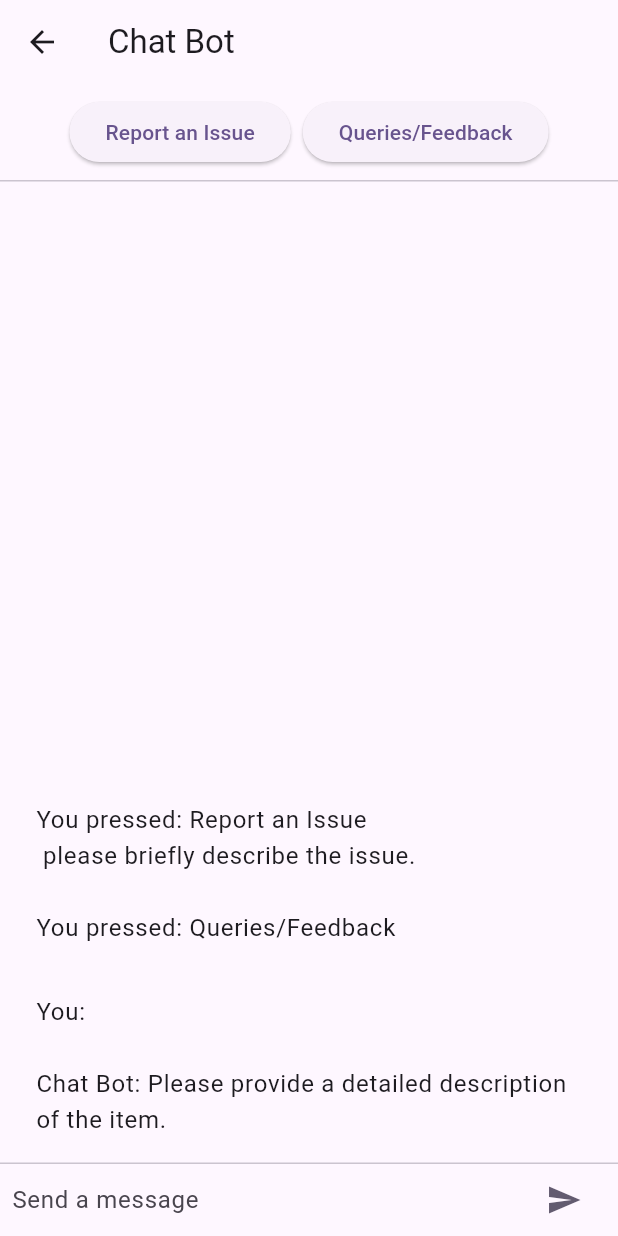
After one commit to singhrishabh93/safe-connect-app, a Flutter app: the ChatScreen screen opened directly, after a tap on "Report an Issue", after a tap on "Queries/Feedback", after a tap on the "send" icon, on a phone screen of 412 x 824 dp. The commit adds this screen. Run offline on Flutter 3.47's test engine with Material 3 defaults, Android fonts, the phone set to English and light mode, and no system bars; our stand-ins replace camera, connectivity, get, image_picker, permission_handler, qr_flutter and 2 more; missing offline and left inert: audio_session, flutter_phone_direct_caller, flutter_sound, flutter_sound_platform_interface, qr_code_scanner.

Commit message:
ChatBot added

```diff
--- a/lib/bottomNavigationBar.dart
+++ b/lib/bottomNavigationBar.dart
@@ -121,12 +121,12 @@
                       mainAxisAlignment: MainAxisAlignment.center,
                       children: [
                         Icon(
-                          Icons.person,
+                          Icons.home_filled,
                           color: currentTab == 0 ? Colors.blue : Colors.grey,
                           size: 30,
                         ),
                         Text(
-                          'Profile',
+                          'Home',
                           style: TextStyle(
                             color: currentTab == 0 ? Colors.blue : Colors.grey,
                           ),
--- /dev/null
+++ b/lib/screens/ChatBot/chatBot.dart
@@ -0,0 +1,153 @@
+import 'package:flutter/material.dart';
+
+class ChatScreen extends StatefulWidget {
+  @override
+  _ChatScreenState createState() => _ChatScreenState();
+}
+
+class _ChatScreenState extends State<ChatScreen> {
+  final TextEditingController _textController = TextEditingController();
+
+  List<String> messages = [];
+  bool requestedDescription =
+      false; // Added variable to track if description has been requested
+
+  @override
+  Widget build(BuildContext context) {
+    return Scaffold(
+      appBar: AppBar(
+        title: Text('Chat Bot'),
+      ),
+      body: Column(
+        children: <Widget>[
+          // Buttons for reporting an issue or giving queries/feedback
+          ButtonBar(
+            alignment: MainAxisAlignment.center,
+            children: <Widget>[
+              ElevatedButton(
+                onPressed: () => _handleButtonPressed("Report an Issue"),
+                child: Text("Report an Issue"),
+              ),
+              ElevatedButton(
+                onPressed: () => _handleButtonPressed("Queries/Feedback"),
+                child: Text("Queries/Feedback"),
+              ),
+            ],
+          ),
+          Divider(height: 1.0),
+          Flexible(
+            child: ListView.builder(
+              padding: EdgeInsets.all(8.0),
+              reverse: true,
+              itemCount: messages.length,
+              itemBuilder: (_, int index) => ListTile(
+                title: Text(messages[index]),
+              ),
+            ),
+          ),
+          Divider(height: 1.0),
+          Container(
+            decoration: BoxDecoration(color: Theme.of(context).cardColor),
+            child: _buildTextComposer(),
+          ),
+        ],
+      ),
+    );
+  }
+
+  Widget _buildTextComposer() {
+    return IconTheme(
+      data: IconThemeData(color: Theme.of(context).colorScheme.secondary),
+      child: Container(
+        margin: EdgeInsets.symmetric(horizontal: 8.0),
+        child: Row(
+          children: <Widget>[
+            Flexible(
+              child: TextField(
+                controller: _textController,
+                onSubmitted: _handleSubmitted,
+                decoration: InputDecoration.collapsed(
+                  hintText: "Send a message",
+                ),
+              ),
+            ),
+            Container(
+              margin: EdgeInsets.symmetric(horizontal: 4.0),
+              child: IconButton(
+                icon: Icon(Icons.send),
+                onPressed: () => _handleSubmitted(_textController.text),
+              ),
+            ),
+          ],
+        ),
+      ),
+    );
+  }
+
+  void _handleButtonPressed(String buttonText) {
+    // Respond based on the button pressed
+    if (buttonText == "Report an Issue") {
+      _addResponse(
+          "You pressed: Report an Issue\n please briefly describe the issue.");
+      // You can add additional logic for handling issue reporting
+    } else if (buttonText == "Queries/Feedback") {
+      _addResponse("You pressed: Queries/Feedback");
+      // You can add additional logic for handling queries/feedback
+    }
+  }
+
+  void _handleSubmitted(String text) {
+    _textController.clear();
+
+    // Add the user's message to the chat
+    _addResponse("You: $text");
+
+    // Respond with a message or show the popup if all questions are answered
+    if (!requestedDescription) {
+      requestedDescription = true;
+      // Ask for a detailed description of the item
+      _addResponse(
+          "Chat Bot: Please provide a detailed description of the item.");
+    } else {
+      _respondToMessage(text);
+    }
+  }
+
+  void _respondToMessage(String text) {
+    // Respond with a message based on the user's input
+    // Here, you could parse the user's input and provide appropriate responses
+    // For simplicity, we'll just acknowledge the receipt of the message
+    _addResponse("Chat Bot: Thank you for your response!");
+
+    // Show the "Thank you for your patience" popup after getting all the answers
+    _showPopupMessage();
+  }
+
+  void _showPopupMessage() {
+    // Show a popup message after getting all the answers
+    showDialog(
+      context: context,
+      builder: (BuildContext context) {
+        return AlertDialog(
+          title: Text("Chat Bot"),
+          content:
+              Text("Thank you for your patience, we've forwarded your query"),
+          actions: <Widget>[
+            TextButton(
+              onPressed: () {
+                Navigator.of(context).pop();
+              },
+              child: Text("OK"),
+            ),
+          ],
+        );
+      },
+    );
+  }
+
+  void _addResponse(String response) {
+    setState(() {
+      messages.insert(0, response);
+    });
+  }
+}
```
Also changed, not shown: pubspec.lock.
